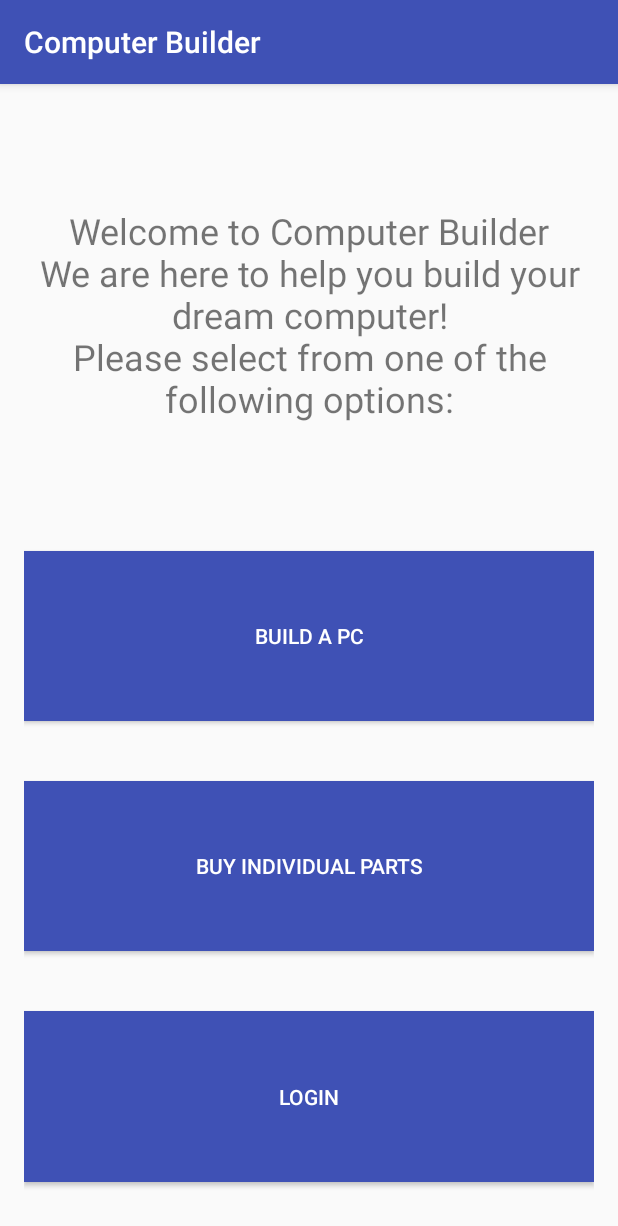
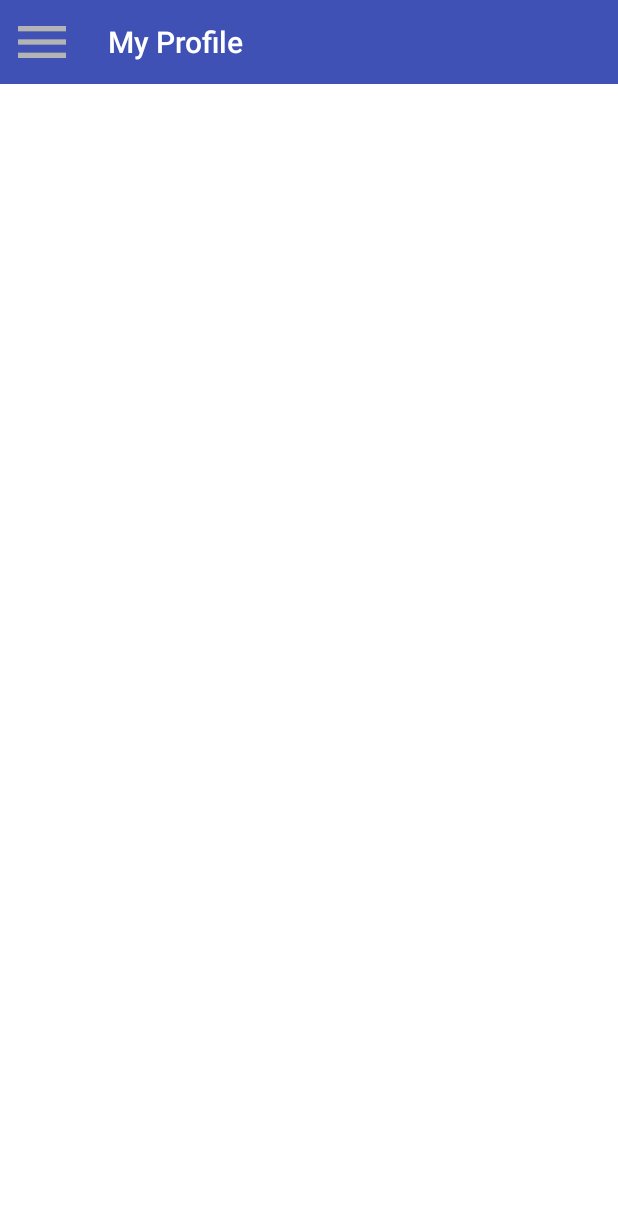
Before and after one commit to anturner130/ComputerBuilder, an Android app: the screen it shows after launch (MainActivity before the commit, MenuActivity after it), after a tap on "BUILD A PC", on a phone screen of 412 x 824 dp. Shown: the top 1226 px of the screen. Run offline under Robolectric (Android 15) with nearby library versions, the phone set to English and light mode, and no system bars; libraries missing offline, so code that uses them is left out: com.daimajia.androidanimations, com.firebase.client; 2 statements that could not run were skipped.

Commit message:
Navigation Drawer
Implementation of the navigation drawer, All basic functions working..
need to add icons and make it look pretty

```diff
--- a/app/src/main/AndroidManifest.xml
+++ b/app/src/main/AndroidManifest.xml
@@ -32,6 +32,11 @@
             android:name=".LoginActivity"
             android:label="Login"
             android:screenOrientation="portrait"></activity>
+        <activity
+            android:theme="@style/AppTheme.NoActionBar"
+            android:name=".MenuActivity"
+            android:label="Menu"
+            android:screenOrientation="portrait"></activity>
     </application>
 
 </manifest>
--- a/app/src/main/java/comp640/computerbuilder/LoginActivity.java
+++ b/app/src/main/java/comp640/computerbuilder/LoginActivity.java
@@ -1,5 +1,6 @@
 package comp640.computerbuilder;
 
+import android.content.Intent;
 import android.content.SharedPreferences;
 import android.preference.PreferenceManager;
 import android.support.v7.app.AppCompatActivity;
--- a/app/src/main/java/comp640/computerbuilder/MainActivity.java
+++ b/app/src/main/java/comp640/computerbuilder/MainActivity.java
@@ -77,7 +77,8 @@ public class MainActivity extends AppCompatActivity {
      * Switch to the build activity.
      */
     private void switchToBuildActivity(){
-
+        //Temporary bypass of the login
+        startActivity(MenuActivity.class);
     }
 
     /**
--- /dev/null
+++ b/app/src/main/java/comp640/computerbuilder/MenuActivity.java
@@ -0,0 +1,164 @@
+package comp640.computerbuilder;
+
+import android.content.Context;
+import android.content.SharedPreferences;
+import android.os.Bundle;
+import android.support.design.widget.NavigationView;
+import android.support.design.widget.Snackbar;
+import android.support.v4.view.GravityCompat;
+import android.support.v4.widget.DrawerLayout;
+import android.support.v7.app.AppCompatActivity;
+import android.support.v7.widget.Toolbar;
+import android.support.v4.app.FragmentManager;
+import android.view.Menu;
+import android.view.MenuItem;
+import android.view.View;
+import android.widget.FrameLayout;
+
+
+/*
+* Activity that handles all fragments that use the menu
+*
+ */
+public class MenuActivity extends AppCompatActivity {
+
+    private Toolbar mToolbar;
+    private DrawerLayout mDrawerLayout;
+    NavigationView mNavigationView;
+    FrameLayout mContentFrame;
+
+    private static final String STATE_SELECTED_POSITION = "selected_navigation_drawer_position";
+
+    private boolean mFromSavedInstanceState;
+    private int mCurrentSelectedPosition;
+
+    @Override
+    protected void onCreate(Bundle savedInstanceState) {
+        super.onCreate(savedInstanceState);
+        //Set the content View to the default view
+        setContentView(R.layout.activity_menu);
+        //Set Up the toolbar
+        setUpToolbar();
+        //Assign the drawer layout
+        mDrawerLayout = (DrawerLayout) findViewById(R.id.nav_drawer);
+
+
+        if (savedInstanceState != null) {
+            mCurrentSelectedPosition = savedInstanceState.getInt(STATE_SELECTED_POSITION);
+            mFromSavedInstanceState = true;
+        }
+
+        //Set up the navigation drawer
+        setUpNavDrawer();
+
+        mNavigationView = (NavigationView) findViewById(R.id.nav_view);
+        mContentFrame = (FrameLayout) findViewById(R.id.nav_contentframe);
+
+        //Listener that handles when the user selects an item
+        mNavigationView.setNavigationItemSelectedListener(new NavigationView.OnNavigationItemSelectedListener() {
+            @Override
+            public boolean onNavigationItemSelected(MenuItem menuItem) {
+                android.support.v4.app.Fragment frag = null;
+                menuItem.setChecked(true);
+                switch (menuItem.getItemId()) {
+                    case R.id.navigation_item_1:
+                        //frag = new ProfileFragment();
+                        mCurrentSelectedPosition = 0;
+                        break;
+                    case R.id.navigation_item_2:
+                        //frag = new NewBuildFragment();
+                        mCurrentSelectedPosition = 1;
+                        break;
+                    case R.id.navigation_item_3:
+                        //frag = new SavedBuildsFragment();
+                        mCurrentSelectedPosition = 2;
+                        break;
+                    case R.id.navigation_item_4:
+                        frag = new CartFragment();
+                        mCurrentSelectedPosition = 3;
+                        break;
+                    case R.id.navigation_item_5:
+                        //frag = new SettingsFragment();
+                        mCurrentSelectedPosition = 4;
+                        break;
+                    case R.id.navigation_item_6:
+                        //frag = new HelpFragment()
+                        mCurrentSelectedPosition = 5;
+                        break;
+                    case R.id.navigation_item_7:
+                        //Logout
+                        mCurrentSelectedPosition = 6;
+                        break;
+                    default:
+                        break;
+                }
+                mDrawerLayout.closeDrawer(GravityCompat.START);
+                mToolbar.setTitle(getResources().getStringArray(R.array.drawer_items)[mCurrentSelectedPosition]);
+                if (frag!=null) {
+                    FragmentManager fragmentManager = getSupportFragmentManager();
+                    fragmentManager.beginTransaction().replace(R.id.nav_contentframe, frag).commit();
+                }
+
+                return true;
+            }
+        });
+
+    }
+
+    @Override
+    public void onSaveInstanceState(Bundle outState) {
+        super.onSaveInstanceState(outState);
+        outState.putInt(STATE_SELECTED_POSITION, mCurrentSelectedPosition);
+    }
+
+    @Override
+    protected void onRestoreInstanceState(Bundle savedInstanceState) {
+        super.onRestoreInstanceState(savedInstanceState);
+        mCurrentSelectedPosition = savedInstanceState.getInt(STATE_SELECTED_POSITION, 0);
+        Menu menu = mNavigationView.getMenu();
+        menu.getItem(mCurrentSelectedPosition).setChecked(true);
+    }
+
+    @Override
+    public boolean onCreateOptionsMenu(Menu menu) {
+        //getMenuInflater().inflate(R.menu.menu_main, menu);
+        return true;
+    }
+
+    /*@Override
+    public boolean onOptionsItemSelected(MenuItem item) {
+
+        switch (item.getItemId()) {
+            case R.id.action_settings:
+                return true;
+        }
+        return super.onOptionsItemSelected(item);
+    }*/
+
+    private void setUpToolbar() {
+        mToolbar = (Toolbar) findViewById(R.id.toolbar);
+        //Set the title of the toolbar to the current selection
+        mToolbar.setTitle(getResources().getStringArray(R.array.drawer_items)[mCurrentSelectedPosition]);
+        if (mToolbar != null) {
+            setSupportActionBar(mToolbar);
+        }
+    }
+
+    private void setUpNavDrawer() {
+        if (mToolbar != null) {
+            getSupportActionBar().setDisplayHomeAsUpEnabled(true);
+            mToolbar.setNavigationIcon(R.mipmap.ic_hamburger);
+            mToolbar.setNavigationOnClickListener(new View.OnClickListener() {
+                @Override
+                public void onClick(View v) {
+                    mDrawerLayout.openDrawer(GravityCompat.START);
+                }
+            });
+        }
+
+
+
+    }
+
+
+}
--- /dev/null
+++ b/app/src/main/res/layout/activity_menu.xml
@@ -0,0 +1,36 @@
+<android.support.v4.widget.DrawerLayout xmlns:android="http://schemas.android.com/apk/res/android"
+    xmlns:app="http://schemas.android.com/apk/res-auto"
+    android:id="@+id/nav_drawer"
+    android:layout_width="match_parent"
+    android:layout_height="match_parent"
+    android:fitsSystemWindows="true">
+
+    <RelativeLayout
+        android:layout_width="match_parent"
+        android:layout_height="match_parent">
+
+        <include layout="@layout/toolbar" />
+
+        <FrameLayout
+            android:id="@+id/nav_contentframe"
+            android:layout_width="match_parent"
+            android:layout_height="match_parent"
+            android:layout_marginTop="?attr/actionBarSize"
+            android:background="@android:color/background_light">
+            <!--android:padding="@dimen/activity_horizontal_margin"-->
+
+
+
+        </FrameLayout>
+    </RelativeLayout>
+
+    <android.support.design.widget.NavigationView
+        android:id="@+id/nav_view"
+        android:layout_width="wrap_content"
+        android:layout_height="match_parent"
+        android:layout_gravity="start"
+        android:fitsSystemWindows="true"
+        app:headerLayout="@layout/drawer_header"
+        app:menu="@menu/drawer" />
+
+</android.support.v4.widget.DrawerLayout>
--- /dev/null
+++ b/app/src/main/res/layout/toolbar.xml
@@ -0,0 +1,10 @@
+<?xml version="1.0" encoding="utf-8"?>
+
+<android.support.v7.widget.Toolbar xmlns:android="http://schemas.android.com/apk/res/android"
+    xmlns:app="http://schemas.android.com/apk/res-auto"
+    android:id="@+id/toolbar"
+    android:layout_width="match_parent"
+    android:layout_height="?attr/actionBarSize"
+    android:background="?attr/colorPrimary"
+    android:theme="@style/ThemeOverlay.AppCompat.Dark.ActionBar"
+    app:popupTheme="@style/ThemeOverlay.AppCompat.Light" />
--- /dev/null
+++ b/app/src/main/res/menu/drawer.xml
@@ -0,0 +1,36 @@
+<?xml version="1.0" encoding="utf-8"?>
+<menu xmlns:android="http://schemas.android.com/apk/res/android">
+    <group android:checkableBehavior="single">
+        <item
+            android:id="@+id/navigation_item_1"
+            android:checked="true"
+            android:icon="@drawable/computer_builder_welcome"
+            android:title="@string/profile" />
+        <item
+            android:id="@+id/navigation_item_2"
+            android:icon="@drawable/computer_builder_welcome"
+            android:title="@string/new_build" />
+        <item
+            android:id="@+id/navigation_item_3"
+            android:icon="@drawable/computer_builder_welcome"
+            android:title="@string/saved_builds" />
+        <item
+            android:id="@+id/navigation_item_4"
+            android:icon="@drawable/computer_builder_welcome"
+            android:title="@string/cart" />
+        <item
+            android:id="@+id/navigation_item_5"
+            android:icon="@drawable/computer_builder_welcome"
+            android:title="@string/settings" />
+        <item
+            android:id="@+id/navigation_item_6"
+            android:icon="@drawable/computer_builder_welcome"
+            android:title="@string/help" />
+        <item
+            android:id="@+id/navigation_item_7"
+            android:icon="@drawable/computer_builder_welcome"
+            android:title="@string/log_out" />
+    </group>
+
+
+</menu>
--- a/app/src/main/res/values-v21/styles.xml
+++ b/app/src/main/res/values-v21/styles.xml
@@ -5,5 +5,6 @@
         <item name="windowNoTitle">true</item>
         <item name="android:windowDrawsSystemBarBackgrounds">true</item>
         <item name="android:statusBarColor">@android:color/transparent</item>
+        <item name="android:windowTranslucentStatus">true</item>
     </style>
 </resources>
--- a/app/src/main/res/values/strings.xml
+++ b/app/src/main/res/values/strings.xml
@@ -16,4 +16,25 @@
     <string name="permission_rationale">"Contacts permissions are needed for providing email
         completions."
     </string>
+
+    <!-- Strings for items related to the side menu-->
+    <string-array name="drawer_items">
+        <item>My Profile</item>
+        <item>New Build</item>
+        <item>Saved Builds</item>
+        <item>My Cart</item>
+        <item>Settings</item>
+        <item>Help</item>
+        <item>Log Out</item>
+    </string-array>
+    <string name="profile">My Profile</string>
+    <string name="new_build">New Build</string>
+    <string name="saved_builds">Saved Builds</string>
+    <string name="cart">My Cart</string>
+    <string name="settings">Settings</string>
+    <string name="help">Help</string>
+    <string name="log_out">Log Out</string>
+
+    <string name="drawer_open">Open navigation drawer</string>
+    <string name="drawer_close">Close navigation drawer</string>
 </resources>
```
Also changed, not shown: app/src/main/java/comp640/computerbuilder/CartFragment.java (added, +30 -0 lines), app/src/main/res/layout/drawer_header.xml (added, +19 -0 lines), app/src/main/res/layout/drawer_list_item.xml (added, +9 -0 lines), app/src/main/res/layout/fragment_cart.xml (added, +48 -0 lines), app/src/main/ic_hamburger-web.png (added), app/src/main/res/mipmap-hdpi/ic_hamburger.png (added), app/src/main/res/mipmap-mdpi/ic_hamburger.png (added), app/src/main/res/mipmap-xhdpi/ic_hamburger.png (added), app/src/main/res/mipmap-xxhdpi/ic_hamburger.png (added), app/src/main/res/mipmap-xxxhdpi/ic_hamburger.png (added).
